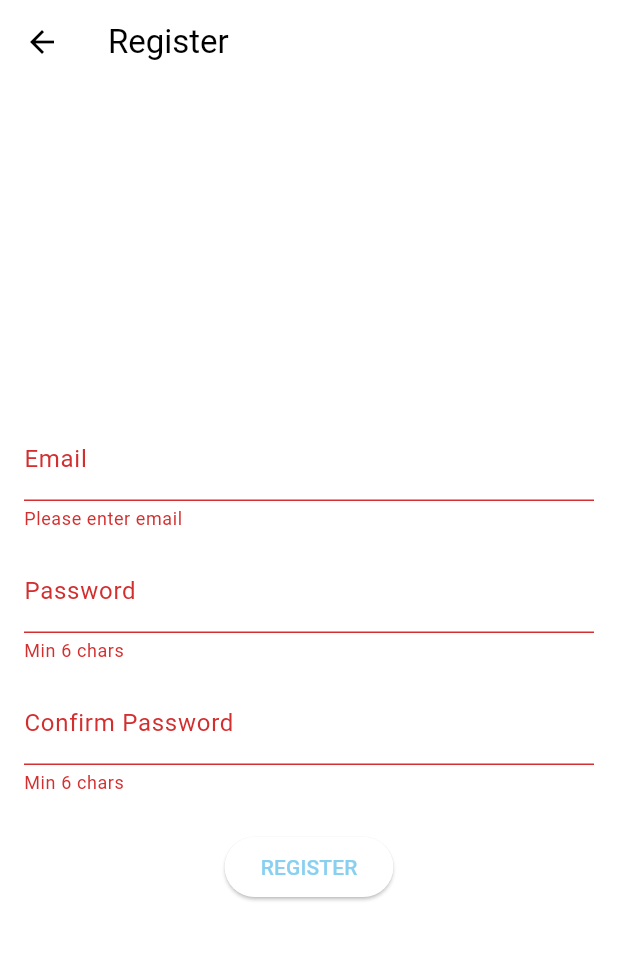
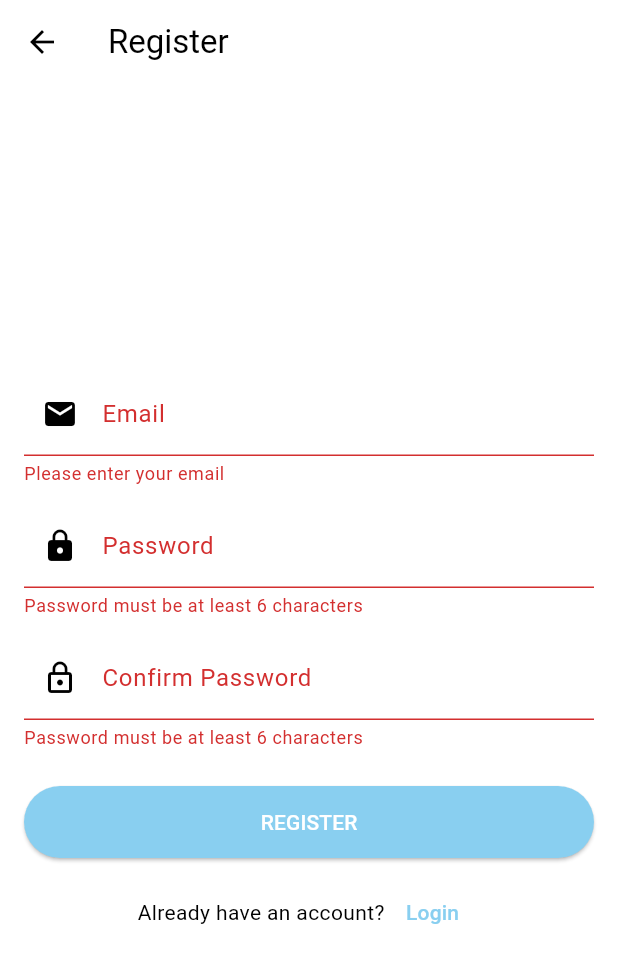
Before and after one commit to Keza123Shania/CheckMeApp, a Flutter app: the RegisterScreen screen opened by its route, after a tap on "REGISTER", on a phone screen of 412 x 824 dp. Shown: the top 963 px of the screen. Run offline on Flutter 3.47's test engine with Material 3 defaults, Android fonts, the light colour scheme and no system bars; our stand-ins replace email_validator, flutter_riverpod, sqflite; accounts and stored records are empty.

```diff
--- a/lib/ui/screens/RegisterScreen.dart
+++ b/lib/ui/screens/RegisterScreen.dart
@@ -19,14 +19,13 @@ class _RegisterScreenState extends ConsumerState<RegisterScreen> {
   bool _isRegistering = false;
 
   String? _validateEmail(String? v) {
-    if (v == null || v.isEmpty) return 'Please enter email';
-    // Basic regex or use email_validator package
+    if (v == null || v.isEmpty) return 'Please enter your email';
     final pattern = r'^[\w\.-]+@([\w-]+\.)+[\w-]{2,4}$';
     return RegExp(pattern).hasMatch(v) ? null : 'Invalid email';
   }
 
   String? _validatePassword(String? v) {
-    if (v == null || v.length < 6) return 'Min 6 chars';
+    if (v == null || v.length < 6) return 'Password must be at least 6 characters';
     return null;
   }
 
@@ -45,16 +44,26 @@ class _RegisterScreenState extends ConsumerState<RegisterScreen> {
     setState(() => _isRegistering = false);
     if (success) {
       ScaffoldMessenger.of(context)
-          .showSnackBar(const SnackBar(content: Text("Registered! Please log in.")));
+          .showSnackBar(const SnackBar(content: Text('Registered! Please log in.')));
       Navigator.pushReplacementNamed(context, '/login');
     } else {
       ScaffoldMessenger.of(context)
-          .showSnackBar(const SnackBar(content: Text("Email already exists")));
+          .showSnackBar(const SnackBar(content: Text('Email already exists')));
     }
   }
 
   @override
+  void dispose() {
+    _emailCtl.dispose();
+    _pwdCtl.dispose();
+    _confirmCtl.dispose();
+    super.dispose();
+  }
+
+  @override
   Widget build(BuildContext context) {
+    final primaryBlue = Theme.of(context).colorScheme.primary;
+
     return Scaffold(
       appBar: AppBar(title: const Text('Register')),
       body: Center(
@@ -62,33 +71,70 @@ class _RegisterScreenState extends ConsumerState<RegisterScreen> {
           padding: const EdgeInsets.all(16),
           child: Form(
             key: _formKey,
-            child: Column(mainAxisSize: MainAxisSize.min, children: [
+            child: Column(
+              mainAxisSize: MainAxisSize.min,
+              children: [
                 TextFormField(
                   controller: _emailCtl,
-                decoration: const InputDecoration(labelText: 'Email'),
+                  keyboardType: TextInputType.emailAddress,
+                  decoration: const InputDecoration(
+                    labelText: 'Email',
+                    prefixIcon: Icon(Icons.email),
+                  ),
                   validator: _validateEmail,
-                keyboardType: TextInputType.emailAddress,
                 ),
                 const SizedBox(height: 12),
                 TextFormField(
                   controller: _pwdCtl,
                   obscureText: true,
-                decoration: const InputDecoration(labelText: 'Password'),
+                  decoration: const InputDecoration(
+                    labelText: 'Password',
+                    prefixIcon: Icon(Icons.lock),
+                  ),
                   validator: _validatePassword,
                 ),
                 const SizedBox(height: 12),
                 TextFormField(
                   controller: _confirmCtl,
                   obscureText: true,
-                decoration: const InputDecoration(labelText: 'Confirm Password'),
+                  decoration: const InputDecoration(
+                    labelText: 'Confirm Password',
+                    prefixIcon: Icon(Icons.lock_outline),
+                  ),
                   validator: _validatePassword,
                 ),
                 const SizedBox(height: 24),
                 _isRegistering
                     ? const CircularProgressIndicator()
                     : ElevatedButton(
-                  onPressed: _register, child: const Text('REGISTER')),
-            ]),
+                  style: ElevatedButton.styleFrom(
+                    backgroundColor: primaryBlue,
+                    foregroundColor: Colors.white,
+                    minimumSize: const Size.fromHeight(48),
+                  ),
+                  onPressed: _register,
+                  child: const Text('REGISTER'),
+                ),
+                const SizedBox(height: 12),
+                Row(
+                  mainAxisAlignment: MainAxisAlignment.center,
+                  children: [
+                    const Text(
+                      'Already have an account?',
+                      style: TextStyle(color: Colors.black),
+                    ),
+                    TextButton(
+                      onPressed: () =>
+                          Navigator.pushReplacementNamed(context, '/login'),
+                      child: Text(
+                        'Login',
+                        style: TextStyle(color: primaryBlue),
+                      ),
+                    ),
+                  ],
+                ),
+              ],
+            ),
           ),
         ),
       ),
```
Also changed, not shown: lib/ui/screens/home_screen.dart (+27 -1 lines), lib/ui/screens/login_screen.dart (+31 -17 lines). Lines whose indentation alone changed are shown as unchanged.
